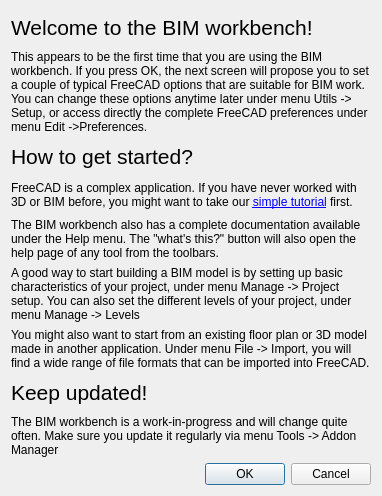
Above: dialogWelcome.ui from yorikvanhavre/BIM_Workbench before the change. Below: the same form after it.
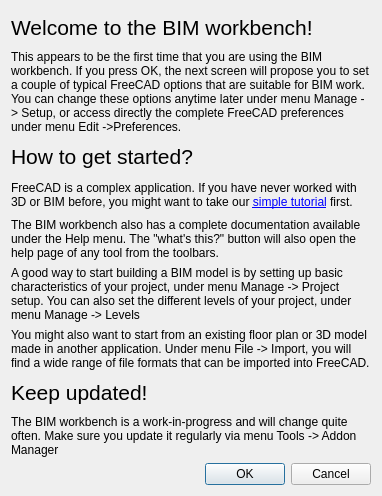
That is the form after the change.

```diff
--- a/dialogWelcome.ui
+++ b/dialogWelcome.ui
@@ -29,7 +29,7 @@
    <item>
     <widget class="QLabel" name="label_2">
      <property name="text">
-      <string>This appears to be the first time that you are using the BIM workbench. If you press OK, the next screen will propose you to set a couple of typical FreeCAD options that are suitable for BIM work. You can change these options anytime later under menu Utils -&gt; Setup, or access directly the complete FreeCAD preferences under menu Edit -&gt;Preferences.</string>
+      <string>This appears to be the first time that you are using the BIM workbench. If you press OK, the next screen will propose you to set a couple of typical FreeCAD options that are suitable for BIM work. You can change these options anytime later under menu Manage -&gt; Setup, or access directly the complete FreeCAD preferences under menu Edit -&gt;Preferences.</string>
      </property>
      <property name="wordWrap">
       <bool>true</bool>
```
